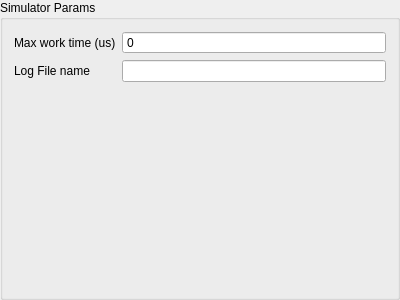
Before: the Qt Designer form simulatorParams.ui in zpp0/wsnsim-preprocessor, drawn with Qt 5.
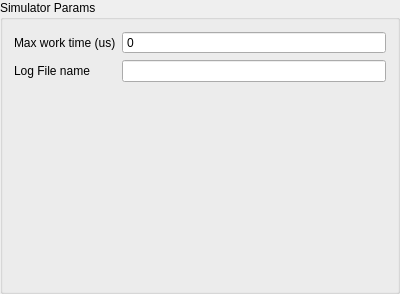
After: the same form once the commit is applied.

Commit message: maxtime max value increased

```diff
--- a/simulatorParams.ui
+++ b/simulatorParams.ui
@@ -7,7 +7,7 @@
     <x>0</x>
     <y>0</y>
     <width>400</width>
-    <height>300</height>
+    <height>294</height>
    </rect>
   </property>
   <property name="windowTitle">
```
Left out of the diff: 8 changed lines with no effect on the pictures.
